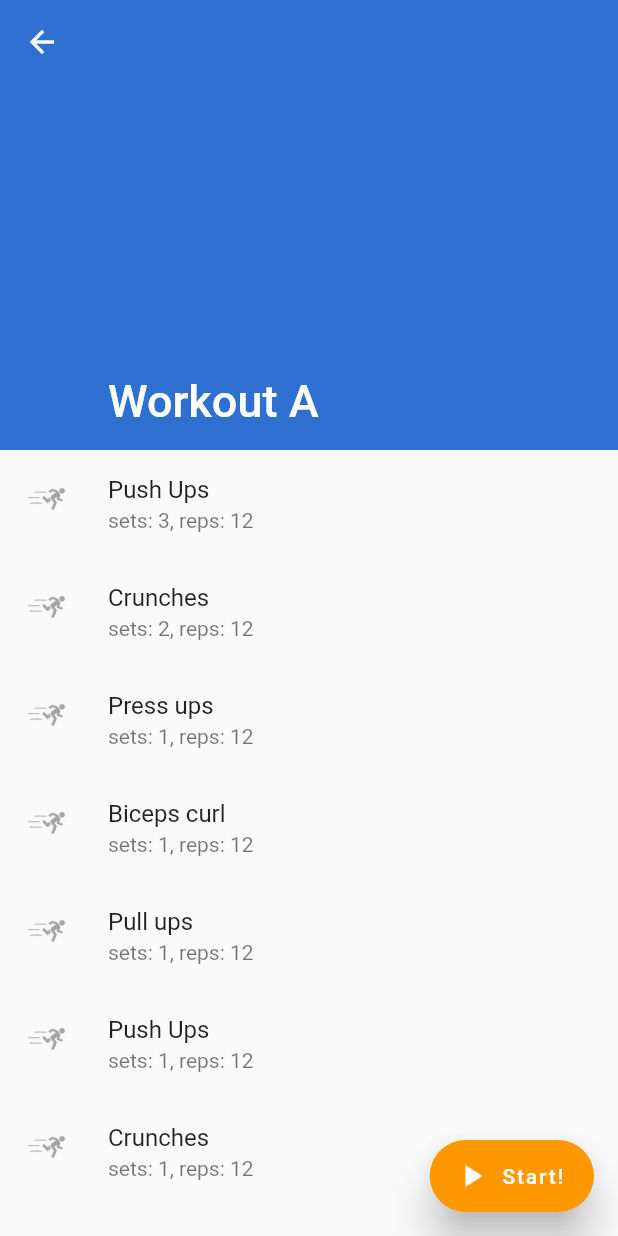
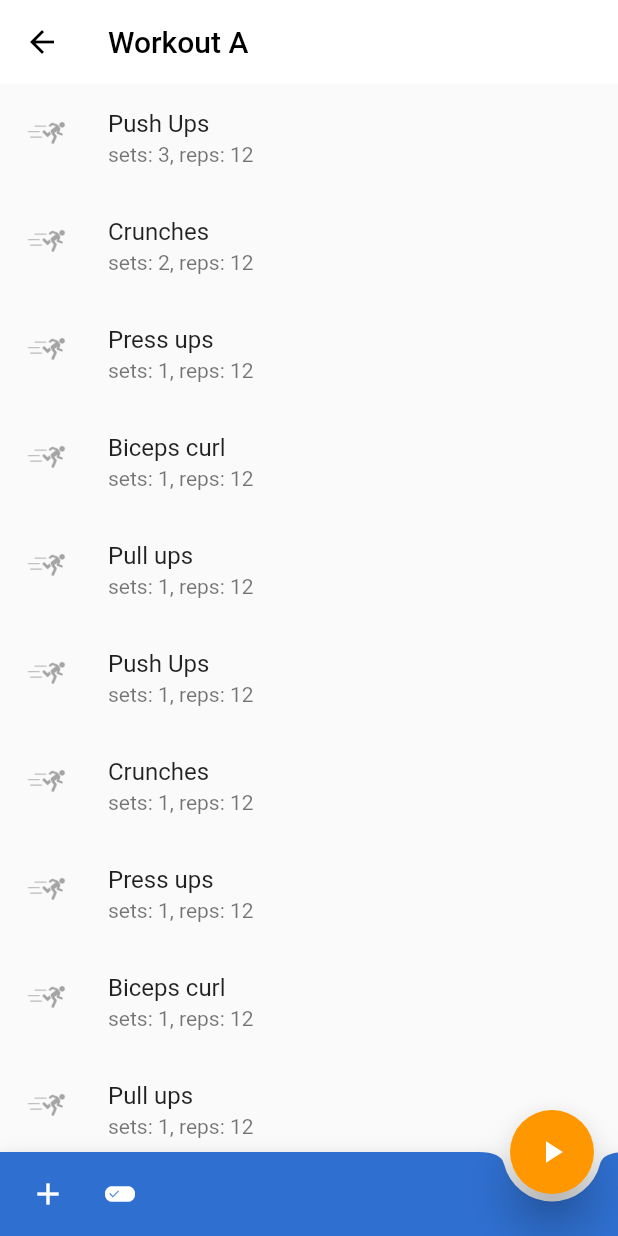
Before and after one commit to michalorestes/fitness_fatality_flutter, a Flutter app: the screen it shows after launch, after a tap on "Workout A", on a phone screen of 412 x 824 dp. Run offline on Flutter 3.47's test engine with Material 2 defaults, Android fonts, the phone set to English and light mode, and no system bars; our stand-ins replace bloc, flutter_bloc.

Commit message:
BottomAppBar, AddExercise to workout and bunch of other stuff

```diff
--- /dev/null
+++ b/lib/ui/exercises/exerciseDatabase/bloc/exercise_state.dart
@@ -0,0 +1,82 @@
+import 'package:fitness_fatality_flutter/data/entities/exercise/exercise.dart';
+import 'package:fitness_fatality_flutter/data/entities/exercise/muscle_groups.dart';
+
+class ExerciseState {
+  final List<Exercise> exercises = List();
+
+  ExerciseState() {
+    Exercise e = Exercise(
+      id: 0,
+      name: "Push ups",
+      exerciseType: ExerciseType.BODY_WEIGHT,
+      availableLoggingTypes: <ExerciseLoggingType>[
+        ExerciseLoggingType.REPS,
+        ExerciseLoggingType.DURATION
+      ],
+      muscleGroups: MuscleGroups(primaryGroup: MuscleGroupsType.CHEST, secondaryGroups: [MuscleGroupsType.TRICEPS]),
+      defaultLoggingType: ExerciseLoggingType.REPS,
+      isCustom: false
+    );
+
+    Exercise e2 = Exercise(
+        id: 0,
+        name: "Push ups",
+        exerciseType: ExerciseType.BODY_WEIGHT,
+        availableLoggingTypes: <ExerciseLoggingType>[
+          ExerciseLoggingType.REPS,
+          ExerciseLoggingType.DURATION
+        ],
+        muscleGroups: MuscleGroups(primaryGroup: MuscleGroupsType.CHEST, secondaryGroups: [MuscleGroupsType.TRICEPS]),
+        defaultLoggingType: ExerciseLoggingType.REPS,
+        isCustom: false
+    );
+
+    Exercise e3 = Exercise(
+        id: 0,
+        name: "Push ups",
+        exerciseType: ExerciseType.BODY_WEIGHT,
+        availableLoggingTypes: <ExerciseLoggingType>[
+          ExerciseLoggingType.REPS,
+          ExerciseLoggingType.DURATION
+        ],
+        muscleGroups: MuscleGroups(primaryGroup: MuscleGroupsType.CHEST, secondaryGroups: [MuscleGroupsType.TRICEPS]),
+        defaultLoggingType: ExerciseLoggingType.REPS,
+        isCustom: false
+    );
+
+    Exercise e4 = Exercise(
+        id: 0,
+        name: "Push ups",
+        exerciseType: ExerciseType.BODY_WEIGHT,
+        availableLoggingTypes: <ExerciseLoggingType>[
+          ExerciseLoggingType.REPS,
+          ExerciseLoggingType.DURATION
+        ],
+        muscleGroups: MuscleGroups(primaryGroup: MuscleGroupsType.CHEST, secondaryGroups: [MuscleGroupsType.TRICEPS]),
+        defaultLoggingType: ExerciseLoggingType.REPS,
+        isCustom: false
+    );
+
+    Exercise e5 = Exercise(
+        id: 0,
+        name: "Push ups",
+        exerciseType: ExerciseType.BODY_WEIGHT,
+        availableLoggingTypes: <ExerciseLoggingType>[
+          ExerciseLoggingType.REPS,
+          ExerciseLoggingType.DURATION
+        ],
+        muscleGroups: MuscleGroups(primaryGroup: MuscleGroupsType.CHEST, secondaryGroups: [MuscleGroupsType.TRICEPS]),
+        defaultLoggingType: ExerciseLoggingType.REPS,
+        isCustom: false
+    );
+
+    exercises.add(e);
+    exercises.add(e2);
+    exercises.add(e3);
+    exercises.add(e4);
+    exercises.add(e5);
+
+  }
+
+  factory ExerciseState.initial () => ExerciseState();
+}
--- a/lib/ui/workouts/my_workouts/my_workouts_page.dart
+++ b/lib/ui/workouts/my_workouts/my_workouts_page.dart
@@ -27,7 +27,8 @@ class MyWorkoutsPageState extends State<MyWorkoutsPage> {
       appBar: AppBar(
         title: Text("Fitness Fatality"),
       ),
-      floatingActionButton: FloatingActionButton(
+      floatingActionButton: FloatingActionButton.extended(
+
         onPressed: () {
           Routing.navigate<Workout>(context, CreateNewWorkoutPage())
               .then((Workout workout) {
@@ -40,7 +41,8 @@ class MyWorkoutsPageState extends State<MyWorkoutsPage> {
             });
           });
         },
-        child: Icon(Icons.add),
+        label: Text("Add new"),
+        icon: Icon(Icons.add),
       ),
       body: ListView.builder(
         itemCount: _workouts.length,
--- a/lib/ui/workouts/workout_details/workout_details_page.dart
+++ b/lib/ui/workouts/workout_details/workout_details_page.dart
@@ -3,6 +3,7 @@ import 'package:fitness_fatality_flutter/data/entities/logs/logging_parameters/r
 import 'package:fitness_fatality_flutter/data/entities/workout/workout.dart';
 import 'package:fitness_fatality_flutter/data/entities/workout/workout_exercise.dart';
 import 'package:fitness_fatality_flutter/routing/routing.dart';
+import 'package:fitness_fatality_flutter/ui/exercises/exerciseDatabase/add_exercise_page.dart';
 import 'package:fitness_fatality_flutter/ui/workouts/logging/logging_page.dart';
 import 'package:flutter/material.dart';
 
@@ -57,9 +58,50 @@ class WorkoutDetailsPage extends StatelessWidget {
   @override
   Widget build(BuildContext context) {
     return Scaffold(
-      floatingActionButton: FloatingActionButton.extended(
-        label: Text("Start!"),
-        icon: Icon(Icons.play_arrow),
+      appBar: AppBar(
+        elevation: 0,
+        backgroundColor: Colors.white,
+        title: Text(_workout.name, style: TextStyle(color: Colors.black),),
+        leading: IconButton(icon: Icon(Icons.arrow_back, color: Colors.black,), onPressed: () => Navigator.pop(context),),
+      ),
+      bottomNavigationBar: BottomAppBar(
+        shape: CircularNotchedRectangle(),
+        notchMargin: 5,
+        color: Theme.of(context).primaryColor,
+        child: Padding(
+          padding: EdgeInsets.only(left: 8),
+          child: Container(
+            height: 56,
+            child: Row(
+              children: <Widget>[
+                IconButton(
+                  onPressed: () {
+                    Routing.navigate(context, AddExercisePage());
+                  },
+                  icon: Icon(
+                    Icons.add,
+                    color: Colors.white,
+                  ),
+                ),
+                IconButton(
+                  onPressed: () {
+                    showModalBottomSheet(context: context, builder: (context) {
+                      return Container(height: 400,child: Center(child: Text("COMMING SOON!")));
+                    });
+                  },
+                  icon: Icon(
+                    Icons.edit_attributes,
+                    color: Colors.white,
+                  ),
+                ),
+              ],
+            ),
+          ),
+        ),
+      ),
+      floatingActionButtonLocation: FloatingActionButtonLocation.endDocked,
+      floatingActionButton: FloatingActionButton(
+        child: Icon(Icons.play_arrow),
         backgroundColor: Colors.orange,
         elevation: 12,
         onPressed: () {
@@ -72,29 +114,15 @@ class WorkoutDetailsPage extends StatelessWidget {
           );
         },
       ),
-      body: CustomScrollView(
-        slivers: <Widget>[
-          SliverAppBar(
-            expandedHeight: 300,
-            pinned: true,
-            floating: true,
-            snap: true,
-            flexibleSpace: FlexibleSpaceBar(
-              title: Text(_workout.name),
-            ),
-          ),
-          SliverList(
-            delegate: SliverChildBuilderDelegate(buildSliverListItem,
-                childCount: workoutExercises.length),
-          ),
-        ],
+      body: ListView.builder(
+        itemBuilder: buildSliverListItem,
+        itemCount: workoutExercises.length,
       ),
     );
   }
 
   Widget buildSliverListItem(BuildContext context, int index) {
     Exercise exercise = workoutExercises[index].exercise;
-
     return Center(
       child: ListTile(
         title: Text(exercise.name),
@@ -104,7 +132,9 @@ class WorkoutDetailsPage extends StatelessWidget {
           height: 32,
           width: 32,
         ),
-        onTap: () {},
+        onTap: () {
+          showDialog(context: context, builder: (BuildContext context) => AlertDialog(title: Text("ssdsd"), content: Text("Comming Soon!"),));
+        },
       ),
     );
   }
```
Also changed, not shown: lib/ui/exercises/exerciseDatabase/add_exercise_page.dart (added, +34 -0 lines), lib/ui/exercises/exerciseDatabase/bloc/exercise_bloc.dart (added, +15 -0 lines).
